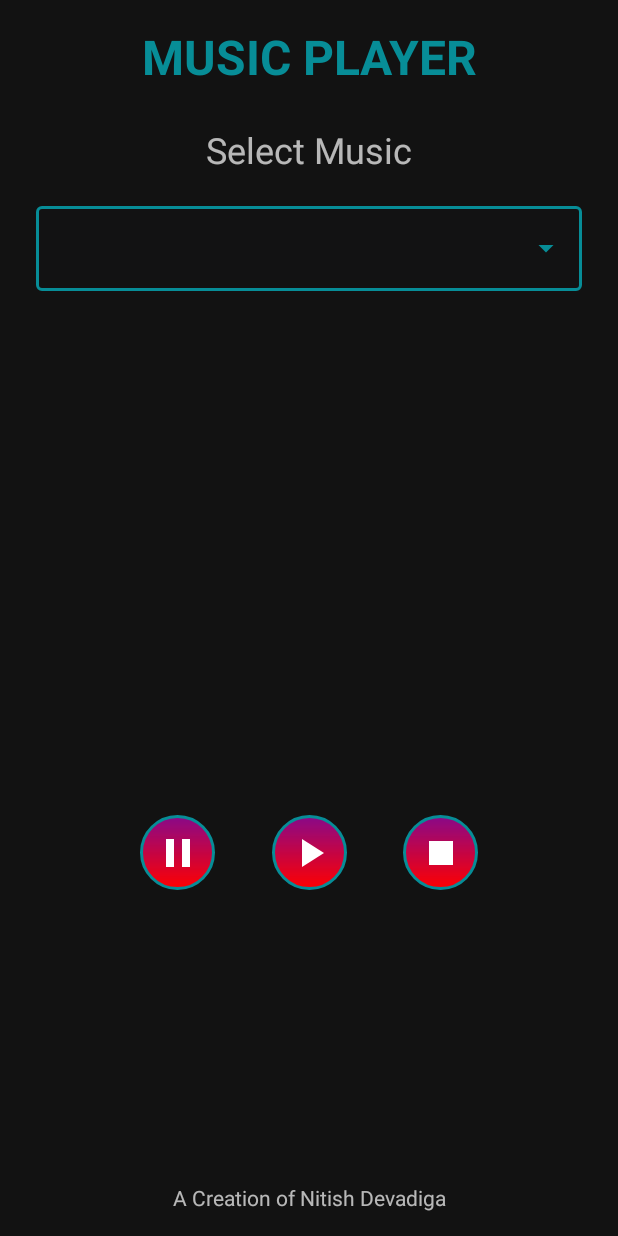
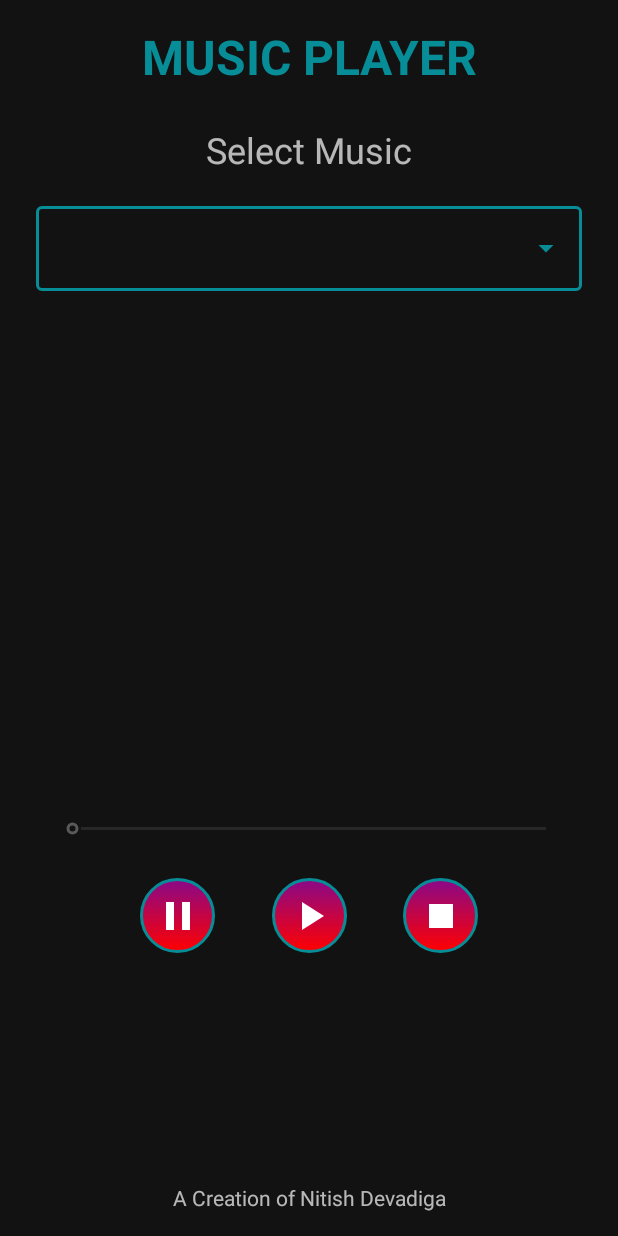
Before and after one commit to Cypherball/SimpleAndroidMediaPlayer, an Android app: the screen it shows after launch (MainActivity), on a phone screen of 412 x 824 dp. Run offline under Robolectric (Android 15) with nearby library versions, the light colour scheme and no system bars; 1 statement that could not run was skipped.

Commit message:
Added SeekBar

```diff
--- a/app/src/main/res/layout/activity_main.xml
+++ b/app/src/main/res/layout/activity_main.xml
@@ -71,15 +71,15 @@
         android:layout_width="250dp"
         android:layout_height="250dp"
         android:layout_marginStart="16dp"
-        android:layout_marginTop="24dp"
+        android:layout_marginTop="32dp"
         android:layout_marginEnd="16dp"
+        android:contentDescription="Now Playing Art"
         android:scaleType="centerCrop"
         app:layout_constraintEnd_toEndOf="parent"
         app:layout_constraintHorizontal_bias="0.497"
         app:layout_constraintStart_toStartOf="parent"
         app:layout_constraintTop_toBottomOf="@+id/textInputLayout"
-        tools:srcCompat="@drawable/cant_take_my_eyes_off_you"
-        android:contentDescription="Now Playing Art" />
+        tools:srcCompat="@drawable/cant_take_my_eyes_off_you" />
 
     <TextView
         android:id="@+id/nowPlayingTV"
@@ -100,15 +100,15 @@
         android:layout_width="50dp"
         android:layout_height="50dp"
         android:layout_marginStart="8dp"
-        android:layout_marginTop="32dp"
+        android:layout_marginTop="24dp"
         android:layout_marginEnd="8dp"
         android:background="@drawable/round_btn"
+        android:contentDescription="Play"
         android:elevation="4dp"
         app:layout_constraintEnd_toStartOf="@+id/ib_stop"
         app:layout_constraintStart_toEndOf="@+id/ib_pause"
-        app:layout_constraintTop_toBottomOf="@+id/nowPlayingTV"
-        app:srcCompat="@drawable/ic_play"
-        android:contentDescription="Play" />
+        app:layout_constraintTop_toBottomOf="@+id/seekBar"
+        app:srcCompat="@drawable/ic_play" />
 
     <ImageButton
         android:id="@+id/ib_stop"
@@ -139,4 +139,15 @@
         app:srcCompat="@drawable/ic_pause"
         android:contentDescription="Pause" />
 
+    <SeekBar
+        android:id="@+id/seekBar"
+        android:layout_width="0dp"
+        android:layout_height="wrap_content"
+        android:layout_marginStart="32dp"
+        android:layout_marginTop="24dp"
+        android:layout_marginEnd="32dp"
+        app:layout_constraintEnd_toEndOf="parent"
+        app:layout_constraintStart_toStartOf="parent"
+        app:layout_constraintTop_toBottomOf="@+id/nowPlayingTV" />
+
 </androidx.constraintlayout.widget.ConstraintLayout>
```
Also changed, not shown: app/src/main/java/com/nitishweb/app12/MainActivity.java (+49 -4 lines), app/src/main/res/drawable/round_btn.xml (+0 -11 lines), app/src/main/res/layout/simple_list_item.xml (+6 -8 lines).
